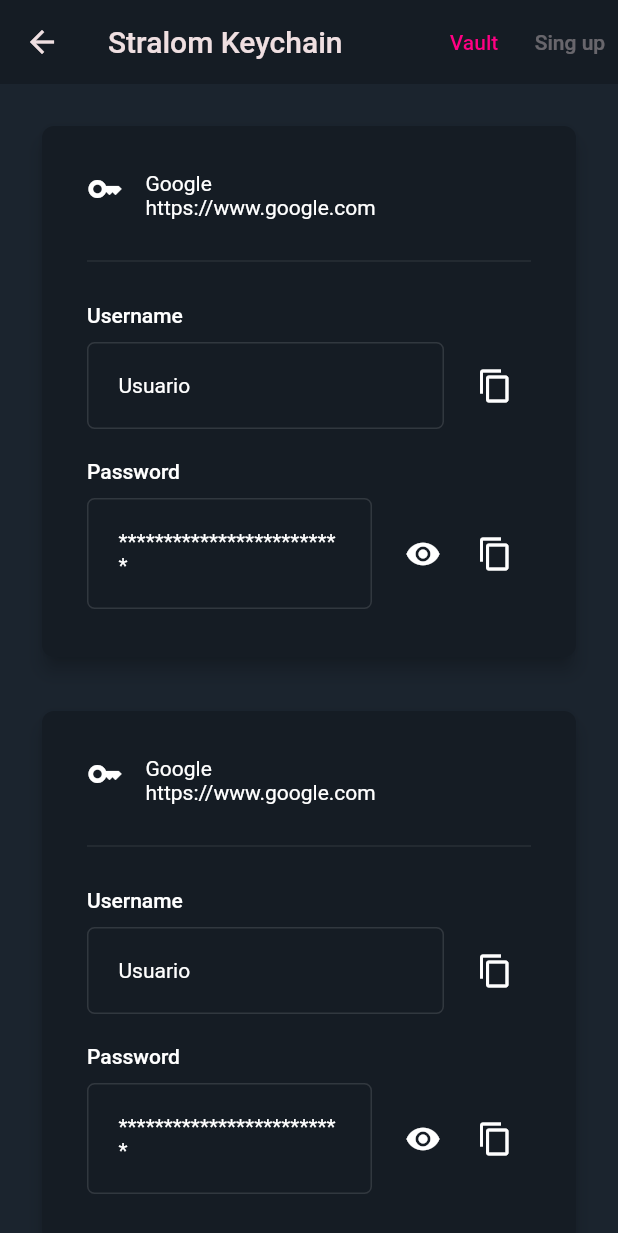
After one commit to bStrano/stralom-keychain-frontend, a Flutter app: the screen it shows after launch, after a tap on "Vault", on a phone screen of 412 x 824 dp. The commit adds this screen. Shown: the top 1233 px of the screen. Run offline on Flutter 3.47's test engine with Material 2 defaults, Android fonts, the phone set to English and light mode, and no system bars; our stand-ins replace dio, go_router, lottie; generated files the repository leaves out were written again; project files that could hold a hidden picture were left out.

Commit message:
✨ Vault page layout

```diff
--- a/lib/l10n/app_en.arb
+++ b/lib/l10n/app_en.arb
@@ -40,6 +40,7 @@
 
   "copyClipboard": "Copied to your clipboard!",
   "shareableSecret": "Shareable Secret",
+  "username": "Username",
   "password": "Password",
   "validatorNotEmpty": "This field is required",
   "validatorMinLength": "This field must be at least {min} characters long",
--- a/lib/main.dart
+++ b/lib/main.dart
@@ -3,6 +3,7 @@ import 'package:flutter_gen/gen_l10n/app_localizations.dart';
 import 'package:go_router/go_router.dart';
 import 'package:keychain_frontend/pages/ShareableScreen/shareable_secret_page.dart';
 import 'package:keychain_frontend/pages/ShareableScreen/shareable_secret_register_page.dart';
+import 'package:keychain_frontend/pages/Vault/vault_home_page.dart';
 import 'package:keychain_frontend/pages/login_page.dart';
 import 'package:keychain_frontend/widgets/DefaultAppBar.dart';
 
@@ -26,10 +27,20 @@ final _router = GoRouter(
                 title: 'Stralom Keychain',
               )),
         ),
+        // TODO: Temp
         GoRoute(
           path: 'login',
           builder: (_, state) => const Scaffold(
               body: LoginPage(),
+              appBar: DefaultAppBar(
+                title: 'Stralom Keychain',
+              )),
+        ),
+        GoRoute(
+          name: 'vault',
+          path: 'vault',
+          builder: (_, state) => const Scaffold(
+              body: VaultHomePage(),
               appBar: DefaultAppBar(
                 title: 'Stralom Keychain',
               )),
--- a/lib/pages/ShareableScreen/shareable_secret_page.dart
+++ b/lib/pages/ShareableScreen/shareable_secret_page.dart
@@ -18,8 +18,8 @@ class ShareableSecretDetailPage extends StatefulWidget {
 class _ShareableSecretDetailPageState extends State<ShareableSecretDetailPage> {
   bool _secretRevealed = false;
   ShareableSecretMetadata? _shareableSecret;
-  final TextEditingController _controller =
-      TextEditingController(text: "***************************");
+  final TextEditingController _controller = TextEditingController(
+      text: "**********************************************");
   late Future<ShareableSecretMetadata> _futureShareableSecret;
 
   Future<ShareableSecretMetadata> fetchMetadata() async {
--- /dev/null
+++ b/lib/pages/Vault/vault_home_page.dart
@@ -0,0 +1,40 @@
+import 'package:flutter/material.dart';
+import 'package:keychain_frontend/pages/Vault/widgets/credential_card.dart';
+
+class VaultHomePage extends StatefulWidget {
+  const VaultHomePage({super.key});
+
+  @override
+  State<VaultHomePage> createState() => _VaultHomePageState();
+}
+
+class _VaultHomePageState extends State<VaultHomePage> {
+  @override
+  Widget build(BuildContext context) {
+    double width = MediaQuery.of(context).size.width;
+
+    return Container(
+      child: GridView.builder(
+        primary: false,
+        gridDelegate: SliverGridDelegateWithFixedCrossAxisCount(
+          mainAxisSpacing: 20,
+          crossAxisSpacing: 20,
+          crossAxisCount: width > 1580
+              ? 4
+              : width > 1180
+                  ? 3
+                  : width > 780
+                      ? 2
+                      : 1,
+          mainAxisExtent: 370,
+          // childAspectRatio: 1.1, DONT USE THIS when using mainAxisExtent
+        ),
+        padding: const EdgeInsets.all(20),
+        itemCount: 10,
+        itemBuilder: (context, index) {
+          return const CredentialCard();
+        },
+      ),
+    );
+  }
+}
--- /dev/null
+++ b/lib/pages/Vault/widgets/credential_card.dart
@@ -0,0 +1,53 @@
+import 'package:flutter/material.dart';
+import 'package:flutter_gen/gen_l10n/app_localizations.dart';
+
+import '../../../widgets/copyable_input.dart';
+
+class CredentialCard extends StatefulWidget {
+  const CredentialCard({super.key});
+
+  @override
+  State<CredentialCard> createState() => _CredentialCardState();
+}
+
+class _CredentialCardState extends State<CredentialCard> {
+  @override
+  Widget build(BuildContext context) {
+    return Card(
+      elevation: 5,
+      child: Padding(
+        padding: const EdgeInsets.all(30),
+        child: Column(
+          children: [
+            const Row(
+              crossAxisAlignment: CrossAxisAlignment.start,
+              children: [
+                Icon(Icons.key_sharp),
+                SizedBox(width: 15),
+                Column(
+                  crossAxisAlignment: CrossAxisAlignment.start,
+                  children: [
+                    Text('Google'),
+                    Text('https://www.google.com'),
+                  ],
+                ),
+              ],
+            ),
+            const SizedBox(height: 20),
+            const Divider(),
+            const SizedBox(height: 20),
+            CopyableInput(
+              label: AppLocalizations.of(context)!.username,
+              value: 'Usuario',
+            ),
+            const SizedBox(height: 20),
+            CopyableInput(
+                label: AppLocalizations.of(context)!.password,
+                value: 'Senha',
+                hidable: true),
+          ],
+        ),
+      ),
+    );
+  }
+}
--- a/lib/widgets/DefaultAppBar.dart
+++ b/lib/widgets/DefaultAppBar.dart
@@ -1,4 +1,5 @@
 import 'package:flutter/material.dart';
+import 'package:go_router/go_router.dart';
 
 class DefaultAppBar extends StatelessWidget implements PreferredSizeWidget {
   final String title;
@@ -9,12 +10,16 @@ class DefaultAppBar extends StatelessWidget implements PreferredSizeWidget {
   Widget build(BuildContext context) {
     return AppBar(
       title: Text(title),
-      actions: const [
+      actions: [
         TextButton(
-          onPressed: null,
-          child: Text('Log in'),
+          onPressed: () {
+            context.goNamed(
+              'vault',
+            );
+          },
+          child: const Text('Vault'),
         ),
-        TextButton(
+        const TextButton(
           onPressed: null,
           child: Text('Sing up'),
         ),
--- /dev/null
+++ b/lib/widgets/copyable_input.dart
@@ -0,0 +1,87 @@
+import 'package:flutter/material.dart';
+import 'package:flutter/services.dart';
+import 'package:flutter_gen/gen_l10n/app_localizations.dart';
+
+class CopyableInput extends StatefulWidget {
+  final String value;
+  final String label;
+  final bool? hidable;
+
+  const CopyableInput(
+      {key, required this.value, required this.label, this.hidable})
+      : super(key: key);
+
+  @override
+  State<CopyableInput> createState() => _CopyableInputState();
+}
+
+class _CopyableInputState extends State<CopyableInput> {
+  String _password = '';
+  bool _passwordVisibility = true;
+
+  @override
+  void initState() {
+    super.initState();
+
+    togglePasswordVisibility();
+  }
+
+  togglePasswordVisibility() {
+    setState(() {
+      _passwordVisibility = !_passwordVisibility;
+      _password = _passwordVisibility == false && widget.hidable == true
+          ? "*************************"
+          : widget.value;
+    });
+  }
+
+  void onCopy() {
+    if (_passwordVisibility == false && widget.hidable == true) return;
+    Clipboard.setData(ClipboardData(text: _password)).then((_) {
+      ScaffoldMessenger.of(context).showSnackBar(
+          SnackBar(content: Text(AppLocalizations.of(context)!.copyClipboard)));
+    });
+  }
+
+  @override
+  Widget build(BuildContext context) {
+    return Column(crossAxisAlignment: CrossAxisAlignment.start, children: [
+      Padding(
+        padding: const EdgeInsets.only(bottom: 10),
+        child: Text(
+          widget.label,
+          style: Theme.of(context).textTheme.labelLarge,
+        ),
+      ),
+      Row(children: [
+        Expanded(
+          child: Container(
+              padding: const EdgeInsets.all(20.0),
+              decoration: BoxDecoration(
+                  border: Border.all(color: Theme.of(context).dividerColor),
+                  borderRadius: BorderRadius.circular(5.0)),
+              child: Text(_password)),
+        ),
+        SizedBox(width: 10),
+        widget.hidable == true
+            ? IconButton(
+                onPressed: () {
+                  togglePasswordVisibility();
+                },
+                icon: Icon(_passwordVisibility == false
+                    ? Icons.visibility
+                    : Icons.visibility_off),
+                splashRadius: 25,
+              )
+            : Container(),
+        IconButton(
+          onPressed: () {
+            onCopy();
+          },
+          icon: const Icon(Icons.content_copy),
+          splashRadius: 25,
+        )
+      ])
+    ]);
+  }
+}
```
